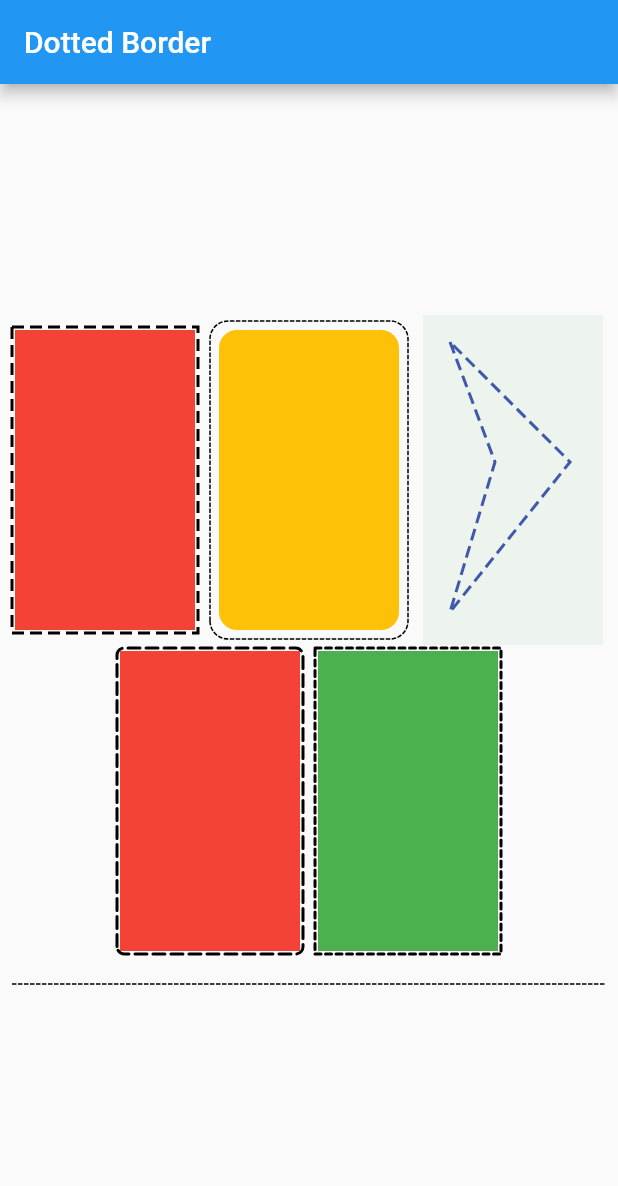
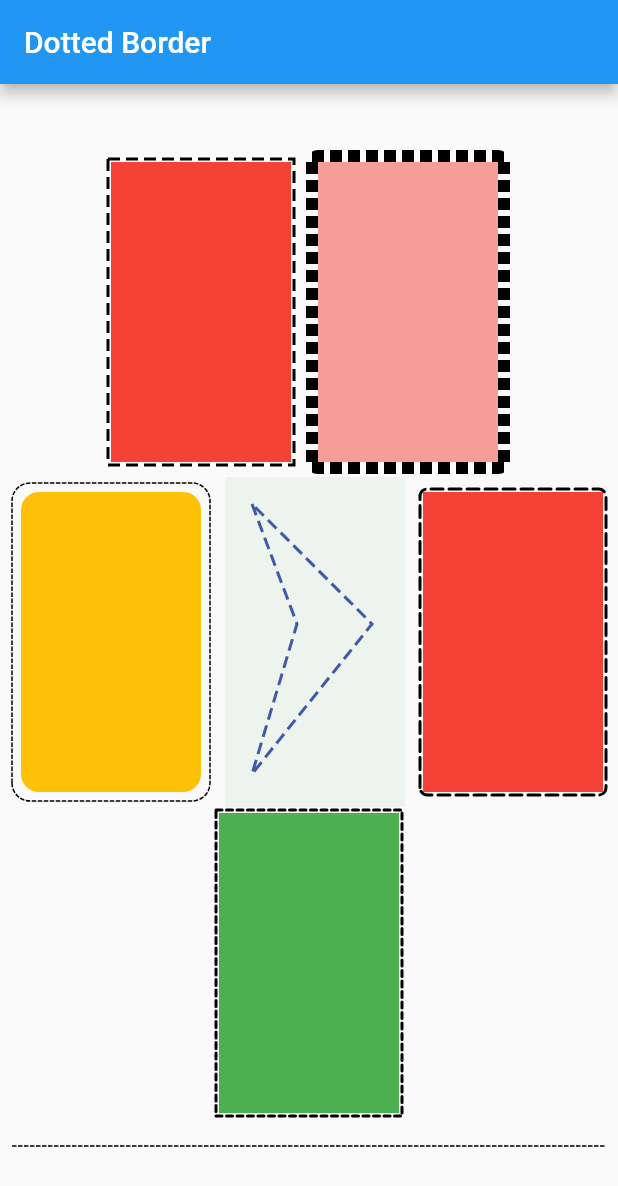
Before and after one commit to ajilo297/Flutter-Dotted-Border, a Flutter app: the screen it shows after launch, on a phone screen of 412 x 824 dp. Shown: the top 1186 px of the screen. Run offline on Flutter 3.47's test engine with Material 2 defaults, Android fonts, the phone set to English and light mode, and no system bars; our stand-ins replace path_drawing.

Commit message:
Add `borderPadding` to prevent the border from being drawn outside the widget.

```diff
--- a/example/lib/main.dart
+++ b/example/lib/main.dart
@@ -22,6 +22,7 @@ class MyApp extends StatelessWidget {
                 spacing: 8,
                 children: <Widget>[
                   rectBorderWidget,
+                  rectBorderWithPaddingWidget,
                   roundedRectBorderWidget,
                   customBorder,
                   roundStrokeCap,
@@ -45,6 +46,24 @@ class MyApp extends StatelessWidget {
         height: 200,
         width: 120,
         color: Colors.red,
+      ),
+    );
+  }
+
+  /// Use [DottedBorder.borderPadding] to prevent the border from being drawn outside the widget.
+  Widget get rectBorderWithPaddingWidget {
+    return ClipRRect(
+      borderRadius: BorderRadius.circular(8),
+      child: DottedBorder(
+        dashPattern: [8, 4],
+        strokeWidth: 8,
+        padding: EdgeInsets.all(8),
+        borderPadding: EdgeInsets.all(4),
+        child: Container(
+          height: 200,
+          width: 120,
+          color: Colors.red.withOpacity(0.5),
+        ),
       ),
     );
   }
--- a/lib/dotted_border.dart
+++ b/lib/dotted_border.dart
@@ -14,6 +14,7 @@ part 'dash_painter.dart';
 class DottedBorder extends StatelessWidget {
   final Widget child;
   final EdgeInsets padding;
+  final EdgeInsets borderPadding;
   final double strokeWidth;
   final Color color;
   final List<double> dashPattern;
@@ -29,6 +30,7 @@ class DottedBorder extends StatelessWidget {
     this.borderType = BorderType.Rect,
     this.dashPattern = const <double>[3, 1],
     this.padding = const EdgeInsets.all(2),
+    this.borderPadding = EdgeInsets.zero,
     this.radius = const Radius.circular(0),
     this.strokeCap = StrokeCap.butt,
     this.customPath,
@@ -43,6 +45,7 @@ class DottedBorder extends StatelessWidget {
         Positioned.fill(
           child: CustomPaint(
             painter: _DashPainter(
+              padding: borderPadding,
               strokeWidth: strokeWidth,
               radius: radius,
               color: color,
```
Also changed, not shown: lib/dash_painter.dart (+15 -1 lines).
